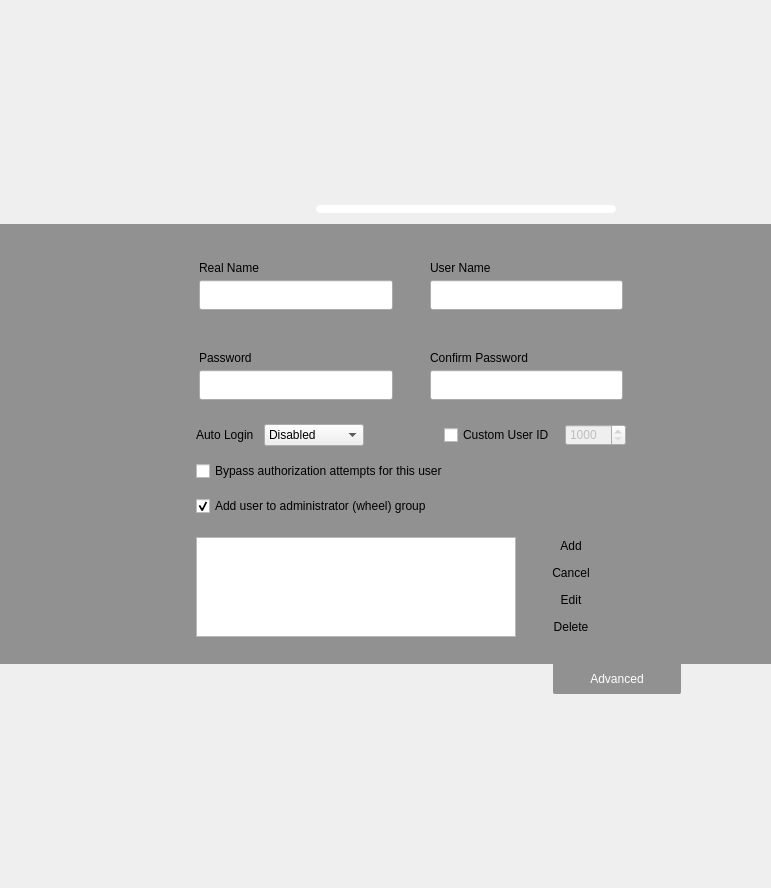
dadas45li/yali, file yali/gui/Ui/setupuserswidget.ui: the form before one commit.
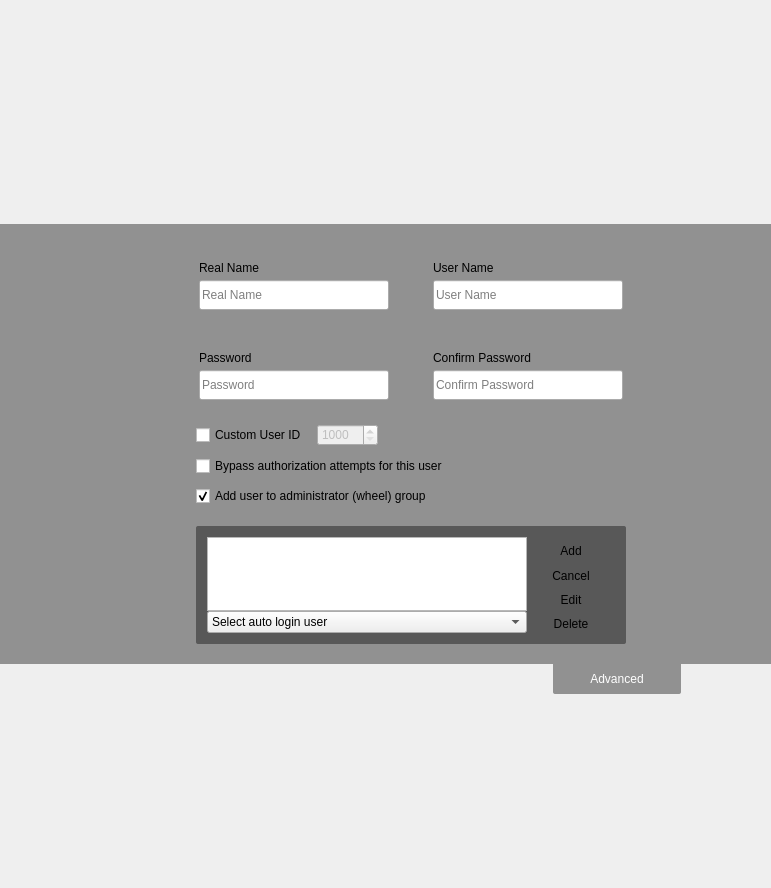
The form after the commit. Icons and pictures are not drawn.

Commit message: Gui improvements on User Screen

What changed in the file:
```diff
--- a/yali/gui/Ui/setupuserswidget.ui
+++ b/yali/gui/Ui/setupuserswidget.ui
@@ -102,52 +102,12 @@
         </property>
         <property name="sizeHint" stdset="0">
          <size>
-          <width>160</width>
+          <width>110</width>
           <height>20</height>
          </size>
         </property>
        </spacer>
       </item>
-      <item>
-       <widget class="QLabel" name="caps_error">
-        <property name="sizePolicy">
-         <sizepolicy hsizetype="Preferred" vsizetype="Preferred">
-          <horstretch>0</horstretch>
-          <verstretch>0</verstretch>
-         </sizepolicy>
-        </property>
-        <property name="minimumSize">
-         <size>
-          <width>300</width>
-          <height>0</height>
-         </size>
-        </property>
-        <property name="maximumSize">
-         <size>
-          <width>300</width>
-          <height>18</height>
-         </size>
-        </property>
-        <property name="styleSheet">
-         <string notr="true">border:1px solid white;
-border-radius:4px;
-background-color:white;
-color:#5A2847;</string>
-        </property>
-        <property name="text">
-         <string/>
-        </property>
-        <property name="textFormat">
-         <enum>Qt::RichText</enum>
-        </property>
-        <property name="alignment">
-         <set>Qt::AlignCenter</set>
-        </property>
-        <property name="wordWrap">
-         <bool>true</bool>
-        </property>
-       </widget>
-      </item>
       <item>
        <spacer name="horizontalSpacer_12">
         <property name="orientation">
@@ -167,7 +127,7 @@
    <item>
     <widget class="QFrame" name="frame">
      <property name="sizePolicy">
-      <sizepolicy hsizetype="Expanding" vsizetype="Expanding">
+      <sizepolicy hsizetype="Expanding" vsizetype="Fixed">
        <horstretch>0</horstretch>
        <verstretch>0</verstretch>
       </sizepolicy>
@@ -193,17 +153,20 @@
      <property name="frameShadow">
       <enum>QFrame::Raised</enum>
      </property>
-     <layout class="QHBoxLayout" name="horizontalLayout_6">
-      <property name="spacing">
+     <layout class="QGridLayout" name="gridLayout">
+      <property name="topMargin">
+       <number>20</number>
+      </property>
+      <property name="bottomMargin">
+       <number>20</number>
+      </property>
+      <property name="horizontalSpacing">
        <number>30</number>
       </property>
-      <property name="topMargin">
-       <number>20</number>
+      <property name="verticalSpacing">
+       <number>0</number>
       </property>
-      <property name="bottomMargin">
-       <number>20</number>
-      </property>
-      <item>
+      <item row="1" column="0">
        <spacer name="horizontalSpacer">
         <property name="orientation">
          <enum>Qt::Horizontal</enum>
@@ -216,7 +179,20 @@
         </property>
        </spacer>
       </item>
-      <item>
+      <item row="1" column="3">
+       <spacer name="horizontalSpacer_2">
+        <property name="orientation">
+         <enum>Qt::Horizontal</enum>
+        </property>
+        <property name="sizeHint" stdset="0">
+         <size>
+          <width>40</width>
+          <height>20</height>
+         </size>
+        </property>
+       </spacer>
+      </item>
+      <item row="1" column="1">
        <layout class="QVBoxLayout" name="verticalLayout">
         <property name="spacing">
          <number>0</number>
@@ -224,22 +200,6 @@
         <property name="rightMargin">
          <number>0</number>
         </property>
-        <item>
-         <spacer name="verticalSpacer_5">
-          <property name="orientation">
-           <enum>Qt::Vertical</enum>
-          </property>
-          <property name="sizeType">
-           <enum>QSizePolicy::Fixed</enum>
-          </property>
-          <property name="sizeHint" stdset="0">
-           <size>
-            <width>20</width>
-            <height>40</height>
-           </size>
-          </property>
-         </spacer>
-        </item>
         <item>
          <widget class="QLabel" name="label">
           <property name="sizePolicy">
@@ -271,7 +231,33 @@
         </item>
        </layout>
       </item>
-      <item>
+      <item row="0" column="2">
+       <spacer name="verticalSpacer">
+        <property name="orientation">
+         <enum>Qt::Vertical</enum>
+        </property>
+        <property name="sizeHint" stdset="0">
+         <size>
+          <width>20</width>
+          <height>0</height>
+         </size>
+        </property>
+       </spacer>
+      </item>
+      <item row="2" column="2">
+       <spacer name="verticalSpacer_5">
+        <property name="orientation">
+         <enum>Qt::Vertical</enum>
+        </property>
+        <property name="sizeHint" stdset="0">
+         <size>
+          <width>20</width>
+          <height>0</height>
+         </size>
+        </property>
+       </spacer>
+      </item>
+      <item row="1" column="2">
        <widget class="QFrame" name="formFrame">
         <property name="minimumSize">
          <size>
@@ -301,19 +287,6 @@
          <property name="margin">
           <number>0</number>
          </property>
-         <item>
-          <spacer name="verticalSpacer">
-           <property name="orientation">
-            <enum>Qt::Vertical</enum>
-           </property>
-           <property name="sizeHint" stdset="0">
-            <size>
-             <width>20</width>
-             <height>0</height>
-            </size>
-           </property>
-          </spacer>
-         </item>
          <item>
           <widget class="QGroupBox" name="groupBox">
            <property name="minimumSize">
@@ -372,34 +345,49 @@
             </item>
             <item row="1" column="0">
              <widget class="QLineEdit" name="realname">
+              <property name="sizePolicy">
+               <sizepolicy hsizetype="Fixed" vsizetype="Fixed">
+                <horstretch>0</horstretch>
+                <verstretch>0</verstretch>
+               </sizepolicy>
+              </property>
               <property name="minimumSize">
                <size>
-                <width>170</width>
+                <width>190</width>
                 <height>30</height>
                </size>
               </property>
               <property name="maximumSize">
                <size>
-                <width>16777215</width>
+                <width>190</width>
                 <height>30</height>
                </size>
               </property>
+              <property name="styleSheet">
+               <string notr="true"/>
+              </property>
+              <property name="placeholderText">
+               <string>Real Name</string>
+              </property>
              </widget>
             </item>
             <item row="1" column="2">
              <widget class="QLineEdit" name="username">
               <property name="minimumSize">
                <size>
-                <width>170</width>
+                <width>190</width>
                 <height>30</height>
                </size>
               </property>
               <property name="maximumSize">
                <size>
-                <width>16777215</width>
+                <width>190</width>
                 <height>30</height>
                </size>
               </property>
+              <property name="placeholderText">
+               <string>User Name</string>
+              </property>
              </widget>
             </item>
             <item row="1" column="1">
@@ -472,38 +460,44 @@
              <widget class="QLineEdit" name="pass1">
               <property name="minimumSize">
                <size>
-                <width>170</width>
+                <width>190</width>
                 <height>30</height>
                </size>
               </property>
               <property name="maximumSize">
                <size>
-                <width>16777215</width>
+                <width>190</width>
                 <height>30</height>
                </size>
               </property>
               <property name="echoMode">
                <enum>QLineEdit::Password</enum>
               </property>
+              <property name="placeholderText">
+               <string>Password</string>
+              </property>
              </widget>
             </item>
             <item row="1" column="2">
              <widget class="QLineEdit" name="pass2">
               <property name="minimumSize">
                <size>
-                <width>170</width>
+                <width>190</width>
                 <height>30</height>
                </size>
               </property>
               <property name="maximumSize">
                <size>
-                <width>16777215</width>
+                <width>190</width>
                 <height>30</height>
                </size>
               </property>
               <property name="echoMode">
                <enum>QLineEdit::Password</enum>
               </property>
+              <property name="placeholderText">
+               <string>Confirm Password</string>
+              </property>
              </widget>
             </item>
             <item row="1" column="1">
@@ -522,7 +516,7 @@
          <item>
           <widget class="QScrollArea" name="scrollArea">
            <property name="sizePolicy">
-            <sizepolicy hsizetype="Expanding" vsizetype="Fixed">
+            <sizepolicy hsizetype="Expanding" vsizetype="Expanding">
              <horstretch>0</horstretch>
              <verstretch>0</verstretch>
             </sizepolicy>
@@ -581,78 +575,11 @@
                </property>
                <layout class="QVBoxLayout" name="verticalLayout_3">
                 <property name="spacing">
-                 <number>15</number>
-                </property>
-                <property name="margin">
-                 <number>0</number>
-                </property>
-                <item>
-                 <layout class="QHBoxLayout" name="horizontalLayout_3">
-                  <property name="spacing">
                    <number>10</number>
                   </property>
-                  <property name="topMargin">
+                <property name="margin">
                    <number>0</number>
                   </property>
-                  <item>
-                   <widget class="QLabel" name="autoLoginLabel">
-                    <property name="sizePolicy">
-                     <sizepolicy hsizetype="Fixed" vsizetype="Preferred">
-                      <horstretch>0</horstretch>
-                      <verstretch>0</verstretch>
-                     </sizepolicy>
-                    </property>
-                    <property name="text">
-                     <string>Auto Login</string>
-                    </property>
-                    <property name="wordWrap">
-                     <bool>false</bool>
-                    </property>
-                   </widget>
-                  </item>
-                  <item>
-                   <widget class="QComboBox" name="autoLogin">
-                    <property name="sizePolicy">
-                     <sizepolicy hsizetype="Fixed" vsizetype="Fixed">
-                      <horstretch>0</horstretch>
-                      <verstretch>0</verstretch>
-                     </sizepolicy>
-                    </property>
-                    <property name="minimumSize">
-                     <size>
-                      <width>100</width>
-                      <height>0</height>
-                     </size>
-                    </property>
-                    <property name="maximumSize">
-                     <size>
-                      <width>100</width>
-                      <height>16777215</height>
-                     </size>
-                    </property>
-                    <property name="minimumContentsLength">
-                     <number>22</number>
-                    </property>
-                    <item>
-                     <property name="text">
-                      <string>Disabled</string>
-                     </property>
-                    </item>
-                   </widget>
-                  </item>
-                  <item>
-                   <spacer name="horizontalSpacer_11">
-                    <property name="orientation">
-                     <enum>Qt::Horizontal</enum>
-                    </property>
-                    <property name="sizeHint" stdset="0">
-                     <size>
-                      <width>40</width>
-                      <height>20</height>
-                     </size>
-                    </property>
-                   </spacer>
-                  </item>
                   <item>
                    <layout class="QHBoxLayout" name="horizontalLayout_2">
                     <property name="spacing">
@@ -693,7 +620,18 @@
                       </property>
                      </widget>
                     </item>
-                   </layout>
+                  <item>
+                   <spacer name="horizontalSpacer_11">
+                    <property name="orientation">
+                     <enum>Qt::Horizontal</enum>
+                    </property>
+                    <property name="sizeHint" stdset="0">
+                     <size>
+                      <width>40</width>
+                      <height>20</height>
+                     </size>
+                    </property>
+                   </spacer>
                   </item>
                  </layout>
                 </item>
@@ -730,6 +668,38 @@
                  </widget>
                 </item>
                 <item>
+                 <spacer name="verticalSpacer_7">
+                  <property name="orientation">
+                   <enum>Qt::Vertical</enum>
+                  </property>
+                  <property name="sizeType">
+                   <enum>QSizePolicy::Fixed</enum>
+                  </property>
+                  <property name="sizeHint" stdset="0">
+                   <size>
+                    <width>20</width>
+                    <height>10</height>
+                   </size>
+                  </property>
+                 </spacer>
+                </item>
+                <item>
+                 <widget class="QFrame" name="frame_5">
+                  <property name="styleSheet">
+                   <string notr="true">#frame_5{ 
+	border:0px;
+	background-color: rgba(0, 0, 0, 100);
+	border-radius: 2px;
+}</string>
+                  </property>
+                  <property name="frameShape">
+                   <enum>QFrame::StyledPanel</enum>
+                  </property>
+                  <property name="frameShadow">
+                   <enum>QFrame::Raised</enum>
+                  </property>
+                  <layout class="QVBoxLayout" name="verticalLayout_5">
+                   <item>
                  <layout class="QHBoxLayout" name="horizontalLayout_4">
                   <property name="spacing">
                    <number>0</number>
@@ -741,6 +711,14 @@
                    <number>0</number>
                   </property>
                   <item>
+                      <layout class="QVBoxLayout" name="verticalLayout_6">
+                       <property name="spacing">
+                        <number>0</number>
+                       </property>
+                       <property name="rightMargin">
+                        <number>0</number>
+                       </property>
+                       <item>
                    <widget class="QListWidget" name="userList">
                     <property name="sizePolicy">
                      <sizepolicy hsizetype="Fixed" vsizetype="Fixed">
@@ -763,6 +741,38 @@
                    </widget>
                   </item>
                   <item>
+                        <widget class="QComboBox" name="autoLogin">
+                         <property name="sizePolicy">
+                          <sizepolicy hsizetype="Expanding" vsizetype="Fixed">
+                           <horstretch>0</horstretch>
+                           <verstretch>0</verstretch>
+                          </sizepolicy>
+                         </property>
+                         <property name="minimumSize">
+                          <size>
+                           <width>320</width>
+                           <height>0</height>
+                          </size>
+                         </property>
+                         <property name="maximumSize">
+                          <size>
+                           <width>320</width>
+                           <height>16777215</height>
+                          </size>
+                         </property>
+                         <property name="minimumContentsLength">
+                          <number>22</number>
+                         </property>
+                         <item>
+                          <property name="text">
+                           <string>Select auto login user</string>
+                          </property>
+                         </item>
+                        </widget>
+                       </item>
+                      </layout>
+                     </item>
+                     <item>
                    <widget class="QFrame" name="userOperationsLayout">
                     <property name="sizePolicy">
                      <sizepolicy hsizetype="Preferred" vsizetype="Expanding">
@@ -935,6 +945,9 @@
              </item>
             </layout>
            </widget>
+             </item>
+            </layout>
+           </widget>
           </widget>
          </item>
          <item>
@@ -953,19 +966,6 @@
         </layout>
        </widget>
       </item>
-      <item>
-       <spacer name="horizontalSpacer_2">
-        <property name="orientation">
-         <enum>Qt::Horizontal</enum>
-        </property>
-        <property name="sizeHint" stdset="0">
-         <size>
-          <width>40</width>
-          <height>20</height>
-         </size>
-        </property>
-       </spacer>
-      </item>
      </layout>
     </widget>
    </item>
```
Lines whose indentation alone changed are shown as unchanged. The commit also changes 6 other files.
